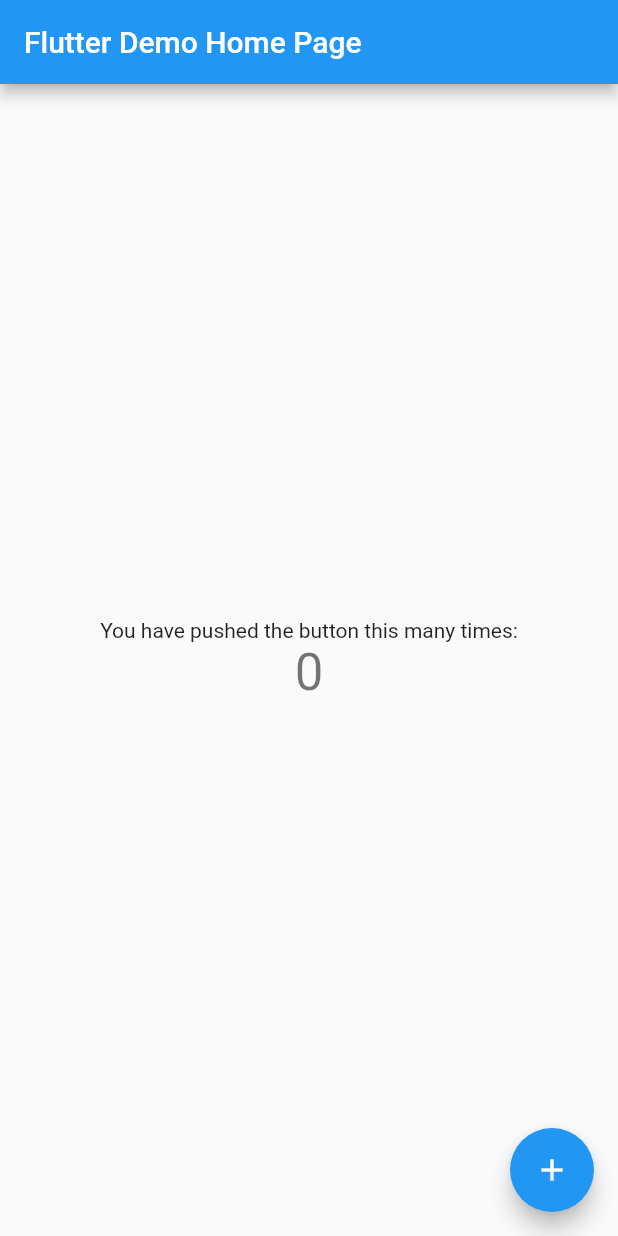
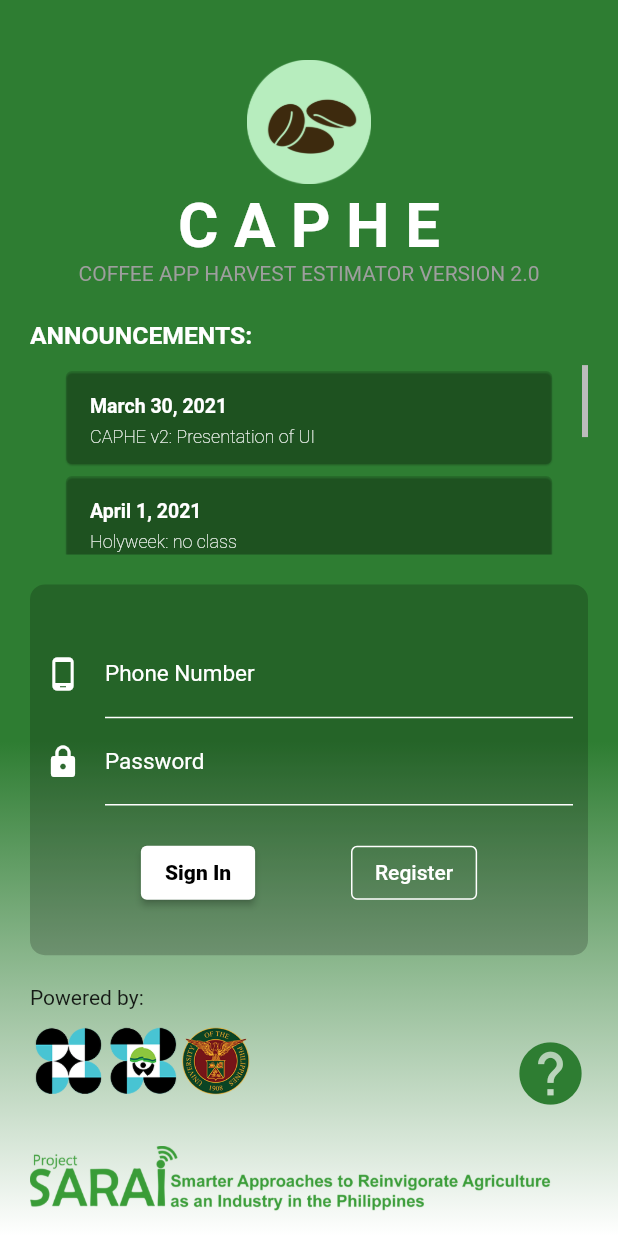
Before and after one commit to cquintos/CAPHE_v2.0, a Flutter app: the screen it shows after launch, on a phone screen of 412 x 824 dp. Run offline on Flutter 3.47's test engine with Material 2 defaults, Android fonts, the light colour scheme and no system bars.

Commit message:
Login page initial output

```diff
--- a/lib/main.dart
+++ b/lib/main.dart
@@ -1,3 +1,4 @@
+import 'package:caphe_v2/screens/login_screen.dart';
 import 'package:flutter/material.dart';
 
 void main() {
@@ -9,105 +10,13 @@
   @override
   Widget build(BuildContext context) {
     return MaterialApp(
-      title: 'Flutter Demo',
+      debugShowCheckedModeBanner: false,
+      title: 'CAPHE v2',
       theme: ThemeData(
-        // This is the theme of your application.
-        //
-        // Try running your application with "flutter run". You'll see the
-        // application has a blue toolbar. Then, without quitting the app, try
-        // changing the primarySwatch below to Colors.green and then invoke
-        // "hot reload" (press "r" in the console where you ran "flutter run",
-        // or simply save your changes to "hot reload" in a Flutter IDE).
-        // Notice that the counter didn't reset back to zero; the application
-        // is not restarted.
-        primarySwatch: Colors.blue,
+        primaryColor: Colors.green.shade800,
+        accentColor: Colors.white,
       ),
-      home: MyHomePage(title: 'Flutter Demo Home Page'),
+      home: LoginScreen(),
     );
   }
 }
-
-class MyHomePage extends StatefulWidget {
-  MyHomePage({Key key, this.title}) : super(key: key);
-
-  // This widget is the home page of your application. It is stateful, meaning
-  // that it has a State object (defined below) that contains fields that affect
-  // how it looks.
-
-  // This class is the configuration for the state. It holds the values (in this
-  // case the title) provided by the parent (in this case the App widget) and
-  // used by the build method of the State. Fields in a Widget subclass are
-  // always marked "final".
-
-  final String title;
-
-  @override
-  _MyHomePageState createState() => _MyHomePageState();
-}
-
-class _MyHomePageState extends State<MyHomePage> {
-  int _counter = 0;
-
-  void _incrementCounter() {
-    setState(() {
-      // This call to setState tells the Flutter framework that something has
-      // changed in this State, which causes it to rerun the build method below
-      // so that the display can reflect the updated values. If we changed
-      // _counter without calling setState(), then the build method would not be
-      // called again, and so nothing would appear to happen.
-      _counter++;
-    });
-  }
-
-  @override
-  Widget build(BuildContext context) {
-    // This method is rerun every time setState is called, for instance as done
-    // by the _incrementCounter method above.
-    //
-    // The Flutter framework has been optimized to make rerunning build methods
-    // fast, so that you can just rebuild anything that needs updating rather
-    // than having to individually change instances of widgets.
-    return Scaffold(
-      appBar: AppBar(
-        // Here we take the value from the MyHomePage object that was created by
-        // the App.build method, and use it to set our appbar title.
-        title: Text(widget.title),
-      ),
-      body: Center(
-        // Center is a layout widget. It takes a single child and positions it
-        // in the middle of the parent.
-        child: Column(
-          // Column is also a layout widget. It takes a list of children and
-          // arranges them vertically. By default, it sizes itself to fit its
-          // children horizontally, and tries to be as tall as its parent.
-          //
-          // Invoke "debug painting" (press "p" in the console, choose the
-          // "Toggle Debug Paint" action from the Flutter Inspector in Android
-          // Studio, or the "Toggle Debug Paint" command in Visual Studio Code)
-          // to see the wireframe for each widget.
-          //
-          // Column has various properties to control how it sizes itself and
-          // how it positions its children. Here we use mainAxisAlignment to
-          // center the children vertically; the main axis here is the vertical
-          // axis because Columns are vertical (the cross axis would be
-          // horizontal).
-          mainAxisAlignment: MainAxisAlignment.center,
-          children: <Widget>[
-            Text(
-              'You have pushed the button this many times:',
-            ),
-            Text(
-              '$_counter',
-              style: Theme.of(context).textTheme.headline4,
-            ),
-          ],
-        ),
-      ),
-      floatingActionButton: FloatingActionButton(
-        onPressed: _incrementCounter,
-        tooltip: 'Increment',
-        child: Icon(Icons.add),
-      ), // This trailing comma makes auto-formatting nicer for build methods.
-    );
-  }
-}
--- /dev/null
+++ b/lib/screens/login_screen.dart
@@ -0,0 +1,37 @@
+import 'package:caphe_v2/screens/widgets/login_background.dart';
+import 'package:caphe_v2/screens/widgets/login_footer.dart';
+import 'package:caphe_v2/screens/widgets/login_textfield.dart';
+import 'package:caphe_v2/screens/widgets/login_title.dart';
+import 'package:flutter/material.dart';
+
+
+class LoginScreen extends StatefulWidget {
+  LoginScreen({Key key, this.title}) : super(key: key);
+  final String title;
+
+  @override
+  _LoginScreenState createState() => _LoginScreenState();
+}
+
+class _LoginScreenState extends State<LoginScreen> {
+  @override
+  Widget build(BuildContext context) {
+
+    return Scaffold(
+      body: Center(
+        child: Stack(
+          children: <Widget>[
+            BackgroundSection(),
+            Column(
+              children: <Widget>[
+                TitleSection(),
+                TextfieldSection(),
+                FooterSection(),
+              ],
+            )
+          ],
+        ),
+      ),
+    );
+  }
+}
--- /dev/null
+++ b/lib/screens/widgets/login_announcement.dart
@@ -0,0 +1,61 @@
+import 'package:flutter/material.dart';
+
+class AnnouncementSection extends StatelessWidget {
+  @override
+  Widget build(BuildContext context) {
+      List announcementDate = [
+      "March 30, 2021", "April 1, 2021", "April 2, 2021",
+      "April 3, 2021", "April 15, 2021", "May 20, 2021",
+      "June 10, 2021", "July 28, 2021","August 15, 2021",
+      "November 18, 2021",
+    ];
+    List announcementInfo = [
+      "CAPHE v2: Presentation of UI", "Holyweek: no class", "Holyweek: no class",
+      "Holyweek: no class", "CAPHE v2: Start with image processing",
+      "Final SP presentation of JC CARLO QUINTOS", "GRADUATION OF JC CARLO QUINTOS",
+      "GRADUATION PARTY OF JCCCCCCCCCC","MUST HAVE JOB BY THIS DATE",
+      "BDAY OF MJ CONSTANTINO"
+    ];
+
+    return Expanded(
+      child: Scrollbar(
+        isAlwaysShown: true,
+        child: ListView.builder(
+          clipBehavior: Clip.antiAlias,
+          itemCount: announcementInfo.length,
+          itemBuilder: (context, index) {
+            return Container(
+              margin: EdgeInsets.fromLTRB(20, 0, 20, 0),
+              height: 70,
+              child: Center(
+                child: Card(
+                  elevation: 0.5,
+                  color: Colors.black.withOpacity(0.1),
+                  child: ListTile(
+                    dense: true,
+                    title: Text(
+                      '${announcementDate[index]}',
+                      style: TextStyle(
+                        color: Colors.white,
+                        fontWeight: FontWeight.bold,
+                      ),
+                    ),
+                    subtitle: Text(
+                      '${announcementInfo[index]}',
+                      style: TextStyle(
+                        color: Colors.white,
+                        fontWeight: FontWeight.w100,
+                      ),
+                    ),
+                  ),
+                ),
+              ),
+            );
+          },
+          shrinkWrap: true,
+          physics: AlwaysScrollableScrollPhysics(),
+        ),
+       ),
+    );
+  }
+}
--- /dev/null
+++ b/lib/screens/widgets/login_background.dart
@@ -0,0 +1,24 @@
+import 'package:flutter/material.dart';
+
+class BackgroundSection extends StatelessWidget {
+  @override
+  Widget build(BuildContext context) {
+    return Expanded(
+      child: Container(
+        decoration: BoxDecoration(
+          gradient: LinearGradient(
+              begin: Alignment.topCenter,
+              end: Alignment.bottomCenter,
+              stops: [
+                0.6,
+                1,
+              ],
+              colors: [
+                Colors.green.shade800,
+                Colors.white,
+              ]),
+        ),
+      ),
+    );
+  }
+}
--- /dev/null
+++ b/lib/screens/widgets/login_footer.dart
@@ -0,0 +1,57 @@
+import 'package:flutter/material.dart';
+
+class FooterSection extends StatelessWidget {
+
+  @override
+  Widget build(BuildContext context) {
+    double deviceHeight = MediaQuery.of(context).size.height;
+
+    return Expanded(
+      child: Container(
+        padding: EdgeInsets.fromLTRB(20, 0, 30, 10),
+        child: Column(
+          mainAxisAlignment: MainAxisAlignment.spaceAround,
+          children: <Widget>[
+            Container(child: Text("Powered by:"), alignment: Alignment.centerLeft, margin:EdgeInsets.only(bottom:10),),
+            Stack(
+              children: [
+                Container(
+                  height: deviceHeight*0.06,
+                  decoration: BoxDecoration(
+                    image: DecorationImage(
+                      alignment: Alignment.topLeft,
+                      image: AssetImage("assets/dost-pcaarrd-uplb.png"),
+                    fit: BoxFit.fitHeight,
+                    )
+                  ),
+                ),
+                Container(
+                  alignment: Alignment.bottomRight,
+                  child: IconButton(
+                    icon: Icon(
+                      Icons.help,
+                      color: Colors.green.shade800,
+                      size: 50,
+                    ),
+                    onPressed: () {  },
+                  ),
+                )
+              ],
+            ),
+            Expanded(
+              child: Container(
+                decoration: BoxDecoration(
+                  image: DecorationImage(
+                    alignment: Alignment.bottomLeft,
+                    image: AssetImage("assets/header_green.png"),
+                    fit: BoxFit.contain,
+                  )
+                ),
+              ),
+            ),
+          ],
+        ),
+      ),
+    );
+  }
+}
--- /dev/null
+++ b/lib/screens/widgets/login_textfield.dart
@@ -0,0 +1,35 @@
+import 'package:caphe_v2/screens/widgets/login_textfield_buttons.dart';
+import 'package:caphe_v2/screens/widgets/login_textfield_form.dart';
+import 'package:flutter/material.dart';
+
+class TextfieldSection extends StatefulWidget {
+  @override
+  _TextfieldSectionState createState() => _TextfieldSectionState();
+}
+
+class _TextfieldSectionState extends State<TextfieldSection> {
+  @override
+  Widget build(BuildContext context) {
+    double deviceWidth = MediaQuery.of(context).size.width;
+    double deviceHeight = MediaQuery.of(context).size.height;
+
+    return Container(
+      margin: EdgeInsets.all(20),
+      height: deviceHeight * 0.3,
+      width: deviceWidth,
+      decoration: BoxDecoration(
+          color: Colors.black.withOpacity(0.2),
+          borderRadius: BorderRadius.circular(10)),
+      child: Padding(
+        padding: const EdgeInsets.all(10),
+        child: Column(
+          mainAxisAlignment: MainAxisAlignment.spaceEvenly,
+          children: <Widget>[
+            FormSection(),
+            ButtonSection(),
+          ],
+        ),
+      ),
+    );
+  }
+}
--- /dev/null
+++ b/lib/screens/widgets/login_textfield_buttons.dart
@@ -0,0 +1,43 @@
+import 'package:flutter/material.dart';
+
+class ButtonSection extends StatelessWidget {
+  @override
+  Widget build(BuildContext context) {
+    return Row(
+      mainAxisAlignment: MainAxisAlignment.spaceEvenly,
+      children: [
+        ElevatedButton(
+          onPressed: () {
+            // context.read<AuthenticationService>().signIn(
+            //   email: _emailController.text.trim(),
+            //   password: _passwordController.text.trim(),
+            // );
+          },
+          child: Text(
+            "Sign In",
+            style: TextStyle(
+              fontWeight: FontWeight.w800,
+            ),
+          ),
+          style: ElevatedButton.styleFrom(
+            primary: Colors.white,
+            onPrimary: Colors.black,
+          ),
+        ),
+        OutlinedButton(
+          onPressed: () {
+            // context.read<AuthenticationService>().signIn(
+            //   email: _emailController.text.trim(),
+            //   password: _passwordController.text.trim(),
+            // );
+          },
+          child: Text("Register"),
+          style: OutlinedButton.styleFrom(
+            primary: Colors.white,
+            side: BorderSide(color: Colors.white),
+          ),
+        ),
+      ],
+    );
+  }
+}
--- /dev/null
+++ b/lib/screens/widgets/login_textfield_form.dart
@@ -0,0 +1,50 @@
+import 'package:flutter/material.dart';
+
+class FormSection extends StatelessWidget {
+
+  @override
+  Widget build(BuildContext context) {
+    final _phoneController = TextEditingController();
+    final _passwordController = TextEditingController();
+
+    return Column(
+      children: [
+        TextFormField(
+          controller: _phoneController,
+          keyboardType: TextInputType.number,
+          style: TextStyle(
+            color: Colors.white,
+          ),
+          decoration: InputDecoration(
+            icon:
+                Icon(Icons.phone_android, color: Colors.white),
+            enabledBorder: UnderlineInputBorder(
+                borderSide: BorderSide(color: Colors.white)),
+            labelText: "Phone Number",
+            labelStyle:
+                TextStyle(color: Colors.white, fontSize: 15),
+          ),
+        ),
+        TextFormField(
+          controller: _passwordController,
+          keyboardType: TextInputType.text,
+          style: TextStyle(
+            color: Colors.white,
+          ),
+          obscureText: true,
+          decoration: InputDecoration(
+            icon: Icon(
+              Icons.lock,
+              color: Colors.white,
+            ),
+            enabledBorder: UnderlineInputBorder(
+                borderSide: BorderSide(color: Colors.white)),
+            labelText: "Password",
+            labelStyle:
+                TextStyle(color: Colors.white, fontSize: 15),
+          ),
+        ),
+      ]
+    );
+  }
+}
--- /dev/null
+++ b/lib/screens/widgets/login_title.dart
@@ -0,0 +1,60 @@
+import 'package:caphe_v2/screens/widgets/login_announcement.dart';
+import 'package:flutter/material.dart';
+
+class TitleSection extends StatelessWidget {
+  @override
+  Widget build(BuildContext context) {
+    double deviceWidth = MediaQuery.of(context).size.width;
+    double deviceHeight = MediaQuery.of(context).size.height;
+
+    return Container(
+      margin: EdgeInsets.fromLTRB(20, 40, 20, 0),
+      height: deviceHeight * 0.4,
+      width: deviceWidth,
+      child: Column(
+        children: [
+          Container(
+            height: deviceHeight * 0.1,
+            decoration: BoxDecoration(
+                image: DecorationImage(
+              image: AssetImage("assets/coffee1.png"),
+              fit: BoxFit.fitHeight,
+            )),
+          ),
+          ListTile(
+              title: Center(
+                child: Text(
+                  "C A P H E",
+                  style: TextStyle(
+                    color: Colors.white,
+                    fontWeight: FontWeight.bold,
+                    fontSize: deviceHeight * 0.05,
+                  ),
+                ),
+              ),
+              subtitle: Center(
+                  child: Text(
+                "COFFEE APP HARVEST ESTIMATOR VERSION 2.0",
+                style: TextStyle(
+                  color: Colors.grey,
+                ),
+              ))),
+          SizedBox(height: 20),
+          Container(
+            margin: EdgeInsets.fromLTRB(0, 0, 0, 10),
+            alignment: Alignment.centerLeft,
+            child: Text(
+              "ANNOUNCEMENTS: ",
+              style: TextStyle(
+                color: Colors.white,
+                fontWeight: FontWeight.bold,
+                fontSize: deviceHeight * 0.02,
+              ),
+            ),
+          ),
+          AnnouncementSection(),
+        ],
+      ),
+    );
+  }
+}
--- a/pubspec.yaml
+++ b/pubspec.yaml
@@ -45,9 +45,8 @@
   uses-material-design: true
 
   # To add assets to your application, add an assets section, like this:
-  # assets:
-  #   - images/a_dot_burr.jpeg
-  #   - images/a_dot_ham.jpeg
+  assets:
+    - assets/
 
   # An image asset can refer to one or more resolution-specific "variants", see
   # https://flutter.dev/assets-and-images/#resolution-aware.
```
Also changed, not shown: assets/coffee1.png (added), assets/dost-pcaarrd-uplb.png (added), assets/favicon-96x96.png (added), assets/header_green.png (added).
